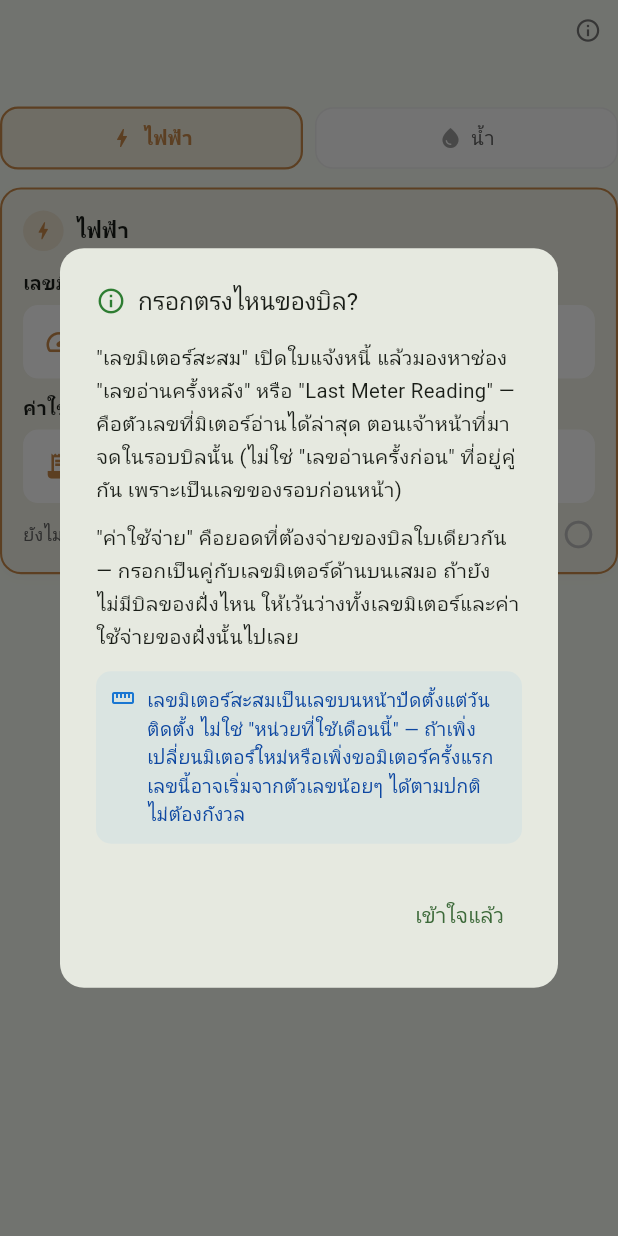
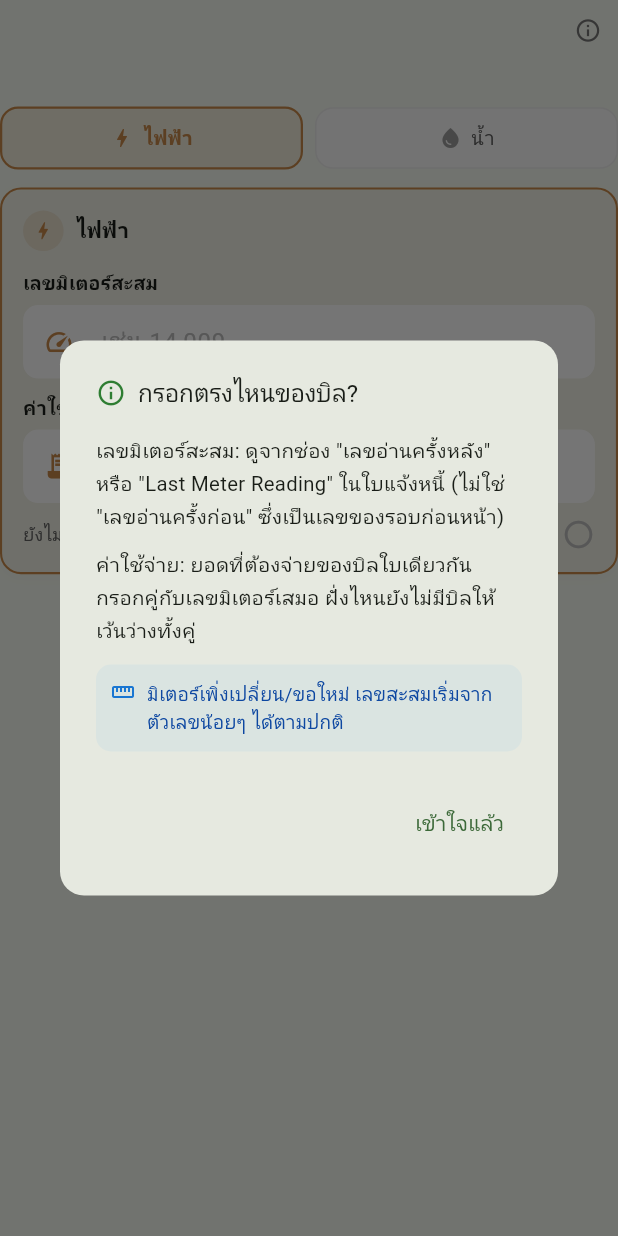
Before and after one commit to sawettamaln-s/energy_home, a Flutter app: the StartMeterPairedFields widget shown alone on an empty page, opened directly with empty values, after a tap on the "info outline" icon, on a phone screen of 412 x 824 dp. Run offline on Flutter 3.47's test engine with Material 3 defaults, Android fonts, the phone set to English and light mode, and no system bars; our stand-ins replace cloud_firestore, firebase_auth, firebase_core, fl_chart, flutter_local_notifications, permission_handler and 2 more; accounts and stored records are empty; generated files the repository leaves out were written again.

Commit message:
อัปเดตโค้ด

```diff
--- a/lib/screens/settings/settings_start_meter.dart
+++ b/lib/screens/settings/settings_start_meter.dart
@@ -764,9 +764,7 @@ class _AddStartMeterSheetState extends State<_AddStartMeterSheet> {
                                 ),
                                 const SizedBox(height: 4),
                                 Text(
-                                  'แก้ไขค่าของรอบนี้ได้จนกว่าจะถึงวันตัดรอบบิล '
-                                  'ครั้งถัดไป ระบบจะเปิดให้ตั้งค่ารอบใหม่'
-                                  'อัตโนมัติตอนนั้น',
+                                  'แก้ไขได้จนกว่าจะถึงรอบบิลถัดไป',
                                   style: TextStyle(
                                       fontSize: 11.5,
                                       color: Colors.grey.shade600),
@@ -832,9 +830,8 @@ class _AddStartMeterSheetState extends State<_AddStartMeterSheet> {
                           // ไม่ส่ง title — sheet นี้มีหัว "บันทึกมิเตอร์ต้นรอบ"
                           // อยู่แล้ว (ดู AppBar/title ด้านบนของ sheet) ใส่ซ้ำ
                           // อีกชั้นแค่ทำให้ดูซ้ำซ้อนโดยไม่จำเป็น
-                          subtitle: 'กรอกเลขและค่าใช้จ่ายจากใบแจ้งหนี้เดือนที่'
-                              'เลือกไว้ด้านบน — มีบิลแค่ฝั่งไหนก็กรอกแค่ฝั่ง'
-                              'นั้นได้',
+                          subtitle: 'กรอกจากใบแจ้งหนี้เดือนที่เลือกไว้ด้านบน '
+                              'มีบิลฝั่งไหนก็กรอกแค่ฝั่งนั้น',
                         ),
                         if (_generalError) ...[
                           const SizedBox(height: 8),
--- a/lib/widgets/start_meter_fields.dart
+++ b/lib/widgets/start_meter_fields.dart
@@ -292,17 +292,15 @@ class _StartMeterPairedFieldsState extends State<StartMeterPairedFields> {
         crossAxisAlignment: CrossAxisAlignment.start,
         children: [
           const Text(
-            '"เลขมิเตอร์สะสม" เปิดใบแจ้งหนี้ แล้วมองหาช่อง "เลขอ่านครั้งหลัง" '
-            'หรือ "Last Meter Reading" — คือตัวเลขที่มิเตอร์อ่านได้ล่าสุด '
-            'ตอนเจ้าหน้าที่มาจดในรอบบิลนั้น (ไม่ใช่ "เลขอ่านครั้งก่อน" '
-            'ที่อยู่คู่กัน เพราะเป็นเลขของรอบก่อนหน้า)',
+            'เลขมิเตอร์สะสม: ดูจากช่อง "เลขอ่านครั้งหลัง" หรือ "Last Meter '
+            'Reading" ในใบแจ้งหนี้ (ไม่ใช่ "เลขอ่านครั้งก่อน" ซึ่งเป็นเลข'
+            'ของรอบก่อนหน้า)',
             style: TextStyle(fontSize: 13.5, height: 1.6),
           ),
           const SizedBox(height: 10),
           const Text(
-            '"ค่าใช้จ่าย" คือยอดที่ต้องจ่ายของบิลใบเดียวกัน — กรอกเป็นคู่กับ'
-            'เลขมิเตอร์ด้านบนเสมอ ถ้ายังไม่มีบิลของฝั่งไหน ให้เว้นว่างทั้ง'
-            'เลขมิเตอร์และค่าใช้จ่ายของฝั่งนั้นไปเลย',
+            'ค่าใช้จ่าย: ยอดที่ต้องจ่ายของบิลใบเดียวกัน กรอกคู่กับเลขมิเตอร์'
+            'เสมอ ฝั่งไหนยังไม่มีบิลให้เว้นว่างทั้งคู่',
             style: TextStyle(fontSize: 13.5, height: 1.6),
           ),
           const SizedBox(height: 12),
@@ -319,10 +317,8 @@ class _StartMeterPairedFieldsState extends State<StartMeterPairedFields> {
                 const SizedBox(width: 8),
                 Expanded(
                   child: Text(
-                    'เลขมิเตอร์สะสมเป็นเลขบนหน้าปัดตั้งแต่วันติดตั้ง ไม่ใช่ '
-                    '"หน่วยที่ใช้เดือนนี้" — ถ้าเพิ่งเปลี่ยนมิเตอร์ใหม่หรือ'
-                    'เพิ่งขอมิเตอร์ครั้งแรก เลขนี้อาจเริ่มจากตัวเลขน้อยๆ '
-                    'ได้ตามปกติ ไม่ต้องกังวล',
+                    'มิเตอร์เพิ่งเปลี่ยน/ขอใหม่ เลขสะสมเริ่มจากตัวเลขน้อยๆ '
+                    'ได้ตามปกติ',
                     style: TextStyle(
                         fontSize: 12.5, height: 1.5, color: Colors.blue.shade900),
                   ),
@@ -370,7 +366,7 @@ class _StartMeterPairedFieldsState extends State<StartMeterPairedFields> {
       children: [
         _field(
           controller: controller,
-          label: 'หน่วยที่ใช้ไปแล้วในรอบนี้ (ครั้งแรกเท่านั้น)',
+          label: 'หน่วยที่ใช้ไปแล้ว (ครั้งแรกเท่านั้น)',
           hint: hint,
           suffixText: suffixText,
           icon: Icons.bar_chart,
@@ -734,15 +730,12 @@ class _StartMeterPairedFieldsState extends State<StartMeterPairedFields> {
                 ? (widget.isTou && widget.eUsedPeakCtrl != null &&
                         widget.eUsedOffPeakCtrl != null
                     ? TouPairedUnitsField(
-                        title: 'หน่วยที่ใช้ไปแล้วในรอบนี้ (ครั้งแรกเท่านั้น)',
+                        title: 'หน่วยที่ใช้ไปแล้ว (ครั้งแรกเท่านั้น)',
                         peakCtrl: widget.eUsedPeakCtrl!,
                         offPeakCtrl: widget.eUsedOffPeakCtrl!,
                         iconColor: DashboardStyles.electricityBorder,
-                        helperText:
-                            'ตั้งค่าครั้งแรก ระบบยังไม่มีเลขของรอบก่อนหน้า'
-                            'ให้เทียบหาหน่วยที่ใช้ให้อัตโนมัติ — กรอกจากใบ'
-                            'แจ้งหนี้ใบเดียวกับเลขมิเตอร์สะสมด้านบน (ช่อง '
-                            '"หน่วยที่ใช้" แยก On-Peak/Off-Peak)',
+                        helperText: 'กรอกจากใบแจ้งหนี้ใบเดียวกับ'
+                            'เลขมิเตอร์สะสมด้านบน',
                       )
                     : _usedField(
                         controller: widget.eUsedCtrl,
```
Also changed, not shown: lib/screens/analysis/analysis_screen.dart (+77 -37 lines), lib/screens/settings/settings_bill_history.dart (+22 -17 lines).
